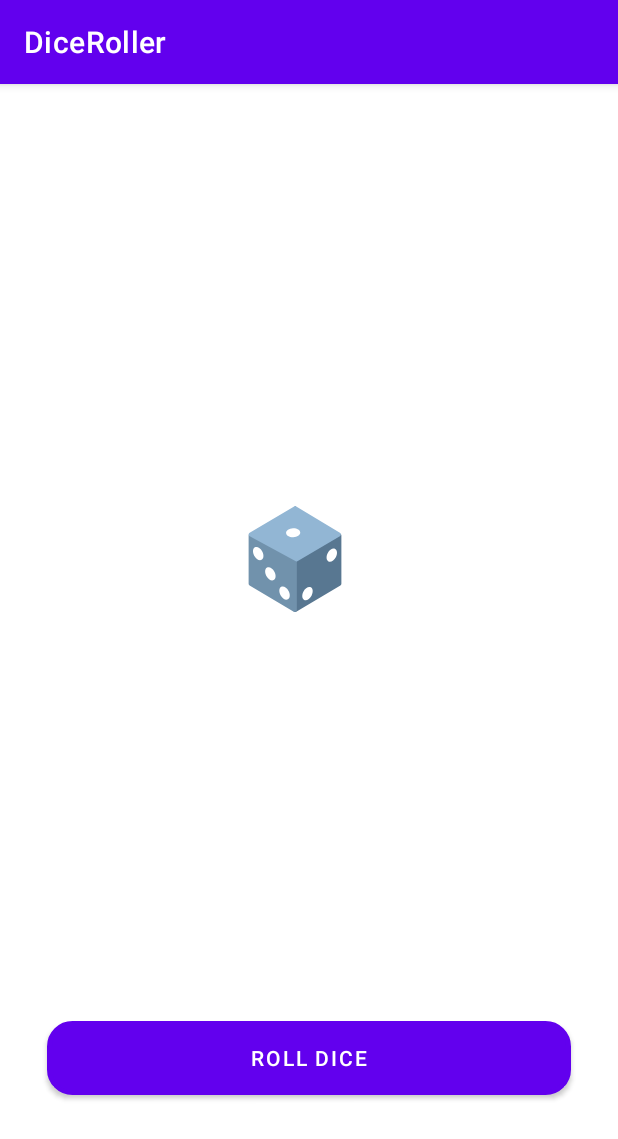
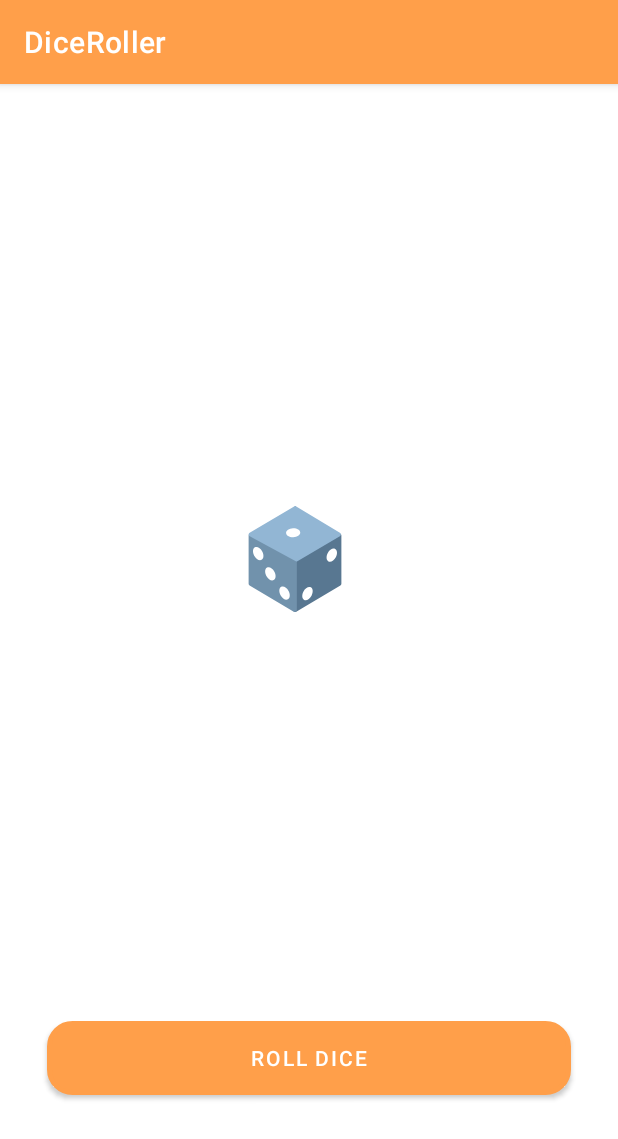
Before and after one commit to urmil404/Dice-Rollar, an Android app: the screen it shows after launch (MainActivity), on a phone screen of 412 x 824 dp. Shown: the top 1139 px of the screen. Run offline under Robolectric (Android 15) with nearby library versions, the phone set to English and light mode, and no system bars.

Commit message:
changes on UI

```diff
--- a/app/src/main/res/drawable/custom_button.xml
+++ b/app/src/main/res/drawable/custom_button.xml
@@ -1,6 +1,11 @@
 <?xml version="1.0" encoding="utf-8"?>
 <shape xmlns:android="http://schemas.android.com/apk/res/android">
-<solid android:color="@color/custombtn"></solid>
+<solid android:color="@color/purple_200"></solid>
     <corners android:radius="15dp"></corners>
     <stroke android:color="@android:color/black" android:width="3dp"></stroke>
+    <gradient
+        android:startColor = "#FF9F4A"
+        android:centerColor = "#FF3C83"
+        android:endColor = "#538FFB"
+        android:type = "linear" />
 </shape>
--- a/app/src/main/res/layout/activity_main.xml
+++ b/app/src/main/res/layout/activity_main.xml
@@ -33,7 +33,7 @@
         app:lottie_autoPlay="false"
         app:lottie_fileName="dice.json"
         app:lottie_loop="false"
-        app:lottie_speed="2" />
+        />
 
     <Button
         android:id="@+id/buttonroll"
--- a/app/src/main/res/values-night/themes.xml
+++ b/app/src/main/res/values-night/themes.xml
@@ -2,12 +2,12 @@
     <!-- Base application theme. -->
     <style name="Theme.DiceRoller" parent="Theme.MaterialComponents.DayNight.DarkActionBar">
         <!-- Primary brand color. -->
-        <item name="colorPrimary">@color/purple_200</item>
-        <item name="colorPrimaryVariant">@color/purple_700</item>
+        <item name="colorPrimary">@color/custombtn</item>
+        <item name="colorPrimaryVariant">@color/grey</item>
         <item name="colorOnPrimary">@color/black</item>
         <!-- Secondary brand color. -->
         <item name="colorSecondary">@color/teal_200</item>
-        <item name="colorSecondaryVariant">@color/teal_200</item>
+        <item name="colorSecondaryVariant">@color/teal_700</item>
         <item name="colorOnSecondary">@color/black</item>
         <!-- Status bar color. -->
         <item name="android:statusBarColor" tools:targetApi="l">?attr/colorPrimaryVariant</item>
--- a/app/src/main/res/values/colors.xml
+++ b/app/src/main/res/values/colors.xml
@@ -1,5 +1,5 @@
 <?xml version="1.0" encoding="utf-8"?>
-<resources>
+<resources xmlns:android="http://schemas.android.com/apk/res/android">
     <color name="purple_200">#FFBB86FC</color>
     <color name="purple_500">#FF6200EE</color>
     <color name="purple_700">#FF3700B3</color>
@@ -7,5 +7,7 @@
     <color name="teal_700">#FF018786</color>
     <color name="black">#FF000000</color>
     <color name="white">#FFFFFFFF</color>
-    <color name="custombtn">#C52EF3</color>
+    <color name="custombtn">#FF9F4A</color>
+    <color name="grey">#242B2E</color>
+    <color name="red">#FF3C83</color>
 </resources>
--- a/app/src/main/res/values/themes.xml
+++ b/app/src/main/res/values/themes.xml
@@ -2,8 +2,8 @@
     <!-- Base application theme. -->
     <style name="Theme.DiceRoller" parent="Theme.MaterialComponents.DayNight.DarkActionBar">
         <!-- Primary brand color. -->
-        <item name="colorPrimary">@color/purple_500</item>
-        <item name="colorPrimaryVariant">@color/purple_700</item>
+        <item name="colorPrimary">@color/custombtn</item>
+        <item name="colorPrimaryVariant">@color/grey</item>
         <item name="colorOnPrimary">@color/white</item>
         <!-- Secondary brand color. -->
         <item name="colorSecondary">@color/teal_200</item>
```
Also changed, not shown: app/src/main/java/com/example/diceroller/MainActivity.kt (line endings or trailing spaces).
